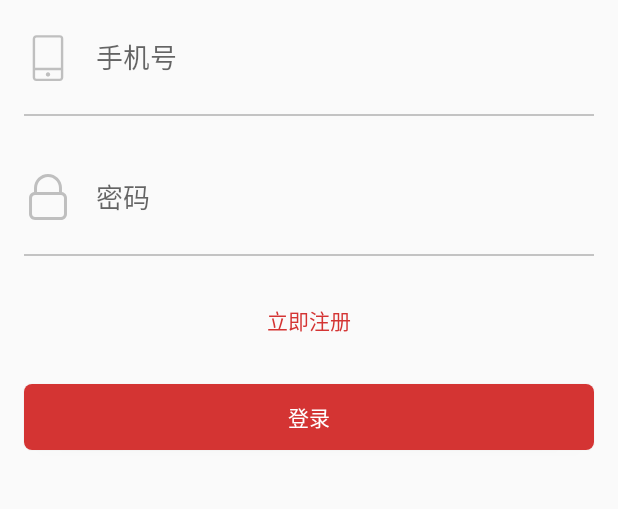
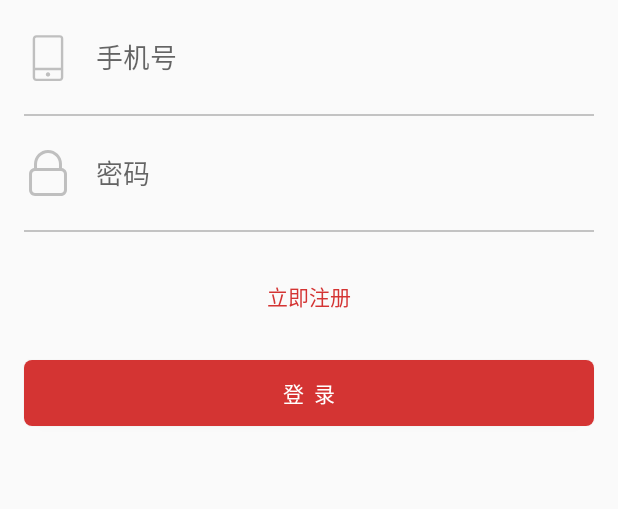
Before and after one commit to tomcatzdy/CPMusic, an Android app: the layout activity_login.xml on its own in the app's theme, with its tools: preview values and no code run, on a phone screen of 412 x 824 dp, the part 364-873 px from its top. Run offline under Robolectric (Android 15) with nearby library versions, the phone set to English and light mode, and no system bars.

Commit message:
添加登录手机号以及密码的校验

```diff
--- a/app/src/main/res/layout/activity_login.xml
+++ b/app/src/main/res/layout/activity_login.xml
@@ -17,6 +17,7 @@
         android:src="@mipmap/logo" />
 
     <com.chinapost.imoocmusic.view.InputView
+        android:id="@+id/input_phone"
         android:layout_width="match_parent"
         android:layout_height="@dimen/inputViewHeight"
         android:layout_marginTop="@dimen/marginSize"
@@ -27,9 +28,9 @@
     <View style="@style/line" />
 
     <com.chinapost.imoocmusic.view.InputView
+        android:id="@+id/input_password"
         android:layout_width="match_parent"
         android:layout_height="@dimen/inputViewHeight"
-        android:layout_marginTop="@dimen/marginSize"
         app:input_hint="密码"
         app:input_icon="@mipmap/password"
         app:is_password="true" />
@@ -48,9 +49,10 @@
 
 
     <Button
+        android:onClick="login"
         style="@style/commitBtn"
         android:layout_marginTop="@dimen/marginSize"
-        android:text="登录" />
+        android:text="登  录" />
 
 
 </LinearLayout>
```
Also changed, not shown: app/src/main/java/com/chinapost/imoocmusic/activity/LoginActivity.java (+25 -0 lines), app/src/main/java/com/chinapost/imoocmusic/utils/UserUtils.java (added, +31 -0 lines).
